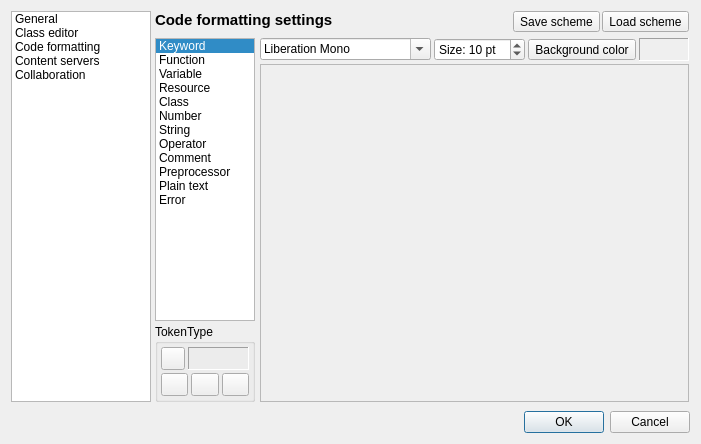
Above: baseide/settingswindow.ui from spytheman/piGameCreator before the change. Below: the same form after it.
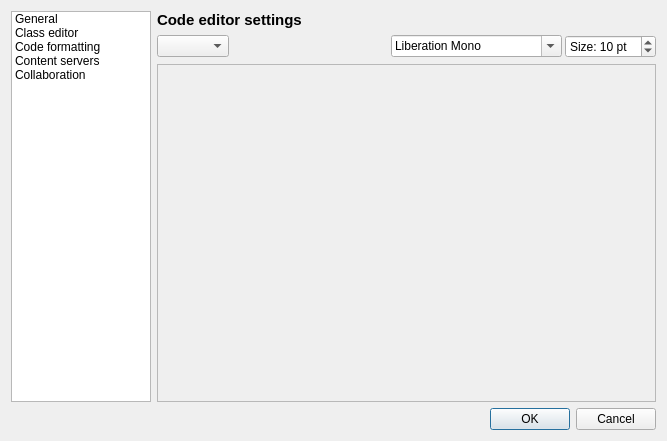
That is the form after the change. Icons and pictures are not drawn.

Commit message:
The new project wizard. Also, current 16.10.2012 source snapshot.
This snapshot is still unable to compile games.

What changed in the file:
```diff
--- a/baseide/settingswindow.ui
+++ b/baseide/settingswindow.ui
@@ -17,14 +17,8 @@
    <iconset resource="../sharedcode/resources.qrc">
     <normaloff>:/resources/RES/ffficons/cog_edit.png</normaloff>:/resources/RES/ffficons/cog_edit.png</iconset>
   </property>
-  <layout class="QGridLayout" name="gridLayout">
-   <property name="horizontalSpacing">
-    <number>3</number>
-   </property>
-   <property name="verticalSpacing">
-    <number>9</number>
-   </property>
-   <item row="1" column="0">
+  <layout class="QGridLayout" name="gridLayout_2">
+   <item row="0" column="0">
     <widget class="QListWidget" name="leftListWidget">
      <property name="sizePolicy">
       <sizepolicy hsizetype="Fixed" vsizetype="Expanding">
@@ -109,7 +103,7 @@
      </item>
     </widget>
    </item>
-   <item row="1" column="1">
+   <item row="0" column="1">
     <widget class="QStackedWidget" name="stackedWidget">
      <property name="currentIndex">
       <number>2</number>
@@ -627,28 +621,14 @@
       </layout>
      </widget>
      <widget class="QWidget" name="cfgCodeFormatting">
-      <layout class="QVBoxLayout" name="verticalLayout_5">
-       <property name="leftMargin">
-        <number>1</number>
-       </property>
-       <property name="topMargin">
+      <layout class="QGridLayout" name="gridLayout">
+       <property name="margin">
         <number>0</number>
        </property>
-       <property name="rightMargin">
-        <number>1</number>
-       </property>
-       <property name="bottomMargin">
-        <number>0</number>
-       </property>
-       <item>
-        <layout class="QHBoxLayout" name="horizontalLayout_6">
-         <property name="spacing">
-          <number>2</number>
-         </property>
-         <item>
+       <item row="0" column="0">
           <widget class="QLabel" name="titleLabel_5">
            <property name="sizePolicy">
-            <sizepolicy hsizetype="Expanding" vsizetype="Ignored">
+          <sizepolicy hsizetype="Expanding" vsizetype="Fixed">
              <horstretch>0</horstretch>
              <verstretch>0</verstretch>
             </sizepolicy>
@@ -661,260 +641,34 @@
             </font>
            </property>
            <property name="text">
-            <string>Code formatting settings</string>
+          <string>Code editor settings</string>
            </property>
            <property name="alignment">
             <set>Qt::AlignLeading|Qt::AlignLeft|Qt::AlignTop</set>
            </property>
           </widget>
          </item>
-         <item>
-          <widget class="QToolButton" name="toolButton">
-           <property name="text">
-            <string>Save scheme</string>
-           </property>
-           <property name="icon">
-            <iconset resource="../sharedcode/resources.qrc">
-             <normaloff>:/resources/RES/ffficons/disk.png</normaloff>:/resources/RES/ffficons/disk.png</iconset>
-           </property>
-           <property name="toolButtonStyle">
-            <enum>Qt::ToolButtonTextBesideIcon</enum>
-           </property>
-          </widget>
-         </item>
-         <item>
-          <widget class="QToolButton" name="toolButton_2">
-           <property name="text">
-            <string>Load scheme</string>
-           </property>
-           <property name="icon">
-            <iconset resource="../sharedcode/resources.qrc">
-             <normaloff>:/resources/RES/ffficons/folder.png</normaloff>:/resources/RES/ffficons/folder.png</iconset>
-           </property>
-           <property name="toolButtonStyle">
-            <enum>Qt::ToolButtonTextBesideIcon</enum>
-           </property>
-          </widget>
-         </item>
-        </layout>
-       </item>
-       <item>
-        <layout class="QHBoxLayout" name="horizontalLayout">
-         <property name="spacing">
-          <number>3</number>
-         </property>
-         <item>
-          <layout class="QVBoxLayout" name="verticalLayout_8">
-           <property name="spacing">
-            <number>3</number>
-           </property>
-           <property name="rightMargin">
-            <number>2</number>
-           </property>
-           <item>
-            <widget class="QListWidget" name="keywordsListWidget">
-             <property name="sizePolicy">
-              <sizepolicy hsizetype="Fixed" vsizetype="Expanding">
-               <horstretch>0</horstretch>
-               <verstretch>0</verstretch>
-              </sizepolicy>
-             </property>
-             <property name="maximumSize">
-              <size>
-               <width>100</width>
-               <height>16777215</height>
-              </size>
-             </property>
-             <property name="currentRow">
-              <number>0</number>
-             </property>
-             <item>
-              <property name="text">
-               <string>Keyword</string>
-              </property>
-             </item>
-             <item>
-              <property name="text">
-               <string>Function</string>
-              </property>
-             </item>
-             <item>
-              <property name="text">
-               <string>Variable</string>
-              </property>
-             </item>
-             <item>
-              <property name="text">
-               <string>Resource</string>
-              </property>
-             </item>
-             <item>
-              <property name="text">
-               <string>Class</string>
-              </property>
-             </item>
-             <item>
-              <property name="text">
-               <string>Number</string>
-              </property>
-             </item>
-             <item>
-              <property name="text">
-               <string>String</string>
-              </property>
-             </item>
-             <item>
-              <property name="text">
-               <string>Operator</string>
-              </property>
-             </item>
-             <item>
-              <property name="text">
-               <string>Comment</string>
-              </property>
-             </item>
-             <item>
-              <property name="text">
-               <string>Preprocessor</string>
-              </property>
-             </item>
-             <item>
-              <property name="text">
-               <string>Plain text</string>
-              </property>
-             </item>
-             <item>
-              <property name="text">
-               <string>Error</string>
-              </property>
-             </item>
-            </widget>
-           </item>
-           <item>
-            <widget class="QGroupBox" name="TokenGroupBox">
-             <property name="title">
-              <string>TokenType</string>
-             </property>
-             <layout class="QVBoxLayout" name="verticalLayout_11">
-              <property name="spacing">
-               <number>3</number>
-              </property>
-              <property name="margin">
-               <number>3</number>
-              </property>
-              <item>
-               <layout class="QHBoxLayout" name="horizontalLayout_2" stretch="0,0">
-                <property name="spacing">
-                 <number>3</number>
-                </property>
-                <item>
-                 <widget class="QToolButton" name="TextColorButton">
-                  <property name="sizePolicy">
-                   <sizepolicy hsizetype="Fixed" vsizetype="Fixed">
-                    <horstretch>0</horstretch>
-                    <verstretch>0</verstretch>
-                   </sizepolicy>
-                  </property>
-                  <property name="icon">
-                   <iconset resource="../sharedcode/resources.qrc">
-                    <normaloff>:/resources/RES/ffficons/style.png</normaloff>:/resources/RES/ffficons/style.png</iconset>
-                  </property>
-                 </widget>
-                </item>
-                <item>
-                 <widget class="QFrame" name="TextColorFrame">
-                  <property name="frameShape">
-                   <enum>QFrame::Panel</enum>
-                  </property>
-                  <property name="frameShadow">
-                   <enum>QFrame::Sunken</enum>
-                  </property>
-                 </widget>
-                </item>
-               </layout>
-              </item>
-              <item>
-               <layout class="QHBoxLayout" name="horizontalLayout_4">
-                <property name="spacing">
-                 <number>3</number>
-                </property>
-                <item>
-                 <widget class="QToolButton" name="BoldTextButton">
-                  <property name="sizePolicy">
-                   <sizepolicy hsizetype="Ignored" vsizetype="Fixed">
-                    <horstretch>0</horstretch>
-                    <verstretch>0</verstretch>
-                   </sizepolicy>
-                  </property>
-                  <property name="text">
-                   <string/>
-                  </property>
-                  <property name="icon">
-                   <iconset resource="../sharedcode/resources.qrc">
-                    <normaloff>:/resources/RES/ffficons/text_bold.png</normaloff>:/resources/RES/ffficons/text_bold.png</iconset>
-                  </property>
-                  <property name="checkable">
-                   <bool>true</bool>
-                  </property>
-                 </widget>
-                </item>
-                <item>
-                 <widget class="QToolButton" name="ItalicTextButton">
-                  <property name="sizePolicy">
-                   <sizepolicy hsizetype="Ignored" vsizetype="Fixed">
-                    <horstretch>0</horstretch>
-                    <verstretch>0</verstretch>
-                   </sizepolicy>
-                  </property>
-                  <property name="text">
-                   <string/>
-                  </property>
-                  <property name="icon">
-                   <iconset resource="../sharedcode/resources.qrc">
-                    <normaloff>:/resources/RES/ffficons/text_italic.png</normaloff>:/resources/RES/ffficons/text_italic.png</iconset>
-                  </property>
-                  <property name="checkable">
-                   <bool>true</bool>
-                  </property>
-                 </widget>
-                </item>
-                <item>
-                 <widget class="QToolButton" name="UnderlineTextButton">
-                  <property name="sizePolicy">
-                   <sizepolicy hsizetype="Ignored" vsizetype="Fixed">
-                    <horstretch>0</horstretch>
-                    <verstretch>0</verstretch>
-                   </sizepolicy>
-                  </property>
-                  <property name="text">
-                   <string/>
-                  </property>
-                  <property name="icon">
-                   <iconset resource="../sharedcode/resources.qrc">
-                    <normaloff>:/resources/RES/ffficons/text_underline.png</normaloff>:/resources/RES/ffficons/text_underline.png</iconset>
-                  </property>
-                  <property name="checkable">
-                   <bool>true</bool>
-                  </property>
-                 </widget>
-                </item>
-               </layout>
-              </item>
-             </layout>
-            </widget>
-           </item>
-          </layout>
-         </item>
-         <item>
-          <layout class="QVBoxLayout" name="verticalLayout_9">
-           <property name="spacing">
-            <number>3</number>
-           </property>
-           <item>
+       <item row="1" column="0" colspan="2">
             <layout class="QHBoxLayout" name="horizontalLayout_3">
              <property name="spacing">
               <number>3</number>
              </property>
+         <item>
+          <widget class="QComboBox" name="themeComboBox"/>
+         </item>
+         <item>
+          <spacer name="horizontalSpacer">
+           <property name="orientation">
+            <enum>Qt::Horizontal</enum>
+           </property>
+           <property name="sizeHint" stdset="0">
+            <size>
+             <width>40</width>
+             <height>20</height>
+            </size>
+           </property>
+          </spacer>
+         </item>
              <item>
               <widget class="QFontComboBox" name="editorFontComboBox">
                <property name="sizePolicy">
@@ -965,80 +719,9 @@
                </property>
               </widget>
              </item>
-             <item>
-              <spacer name="horizontalSpacer">
-               <property name="orientation">
-                <enum>Qt::Horizontal</enum>
-               </property>
-               <property name="sizeHint" stdset="0">
-                <size>
-                 <width>40</width>
-                 <height>20</height>
-                </size>
-               </property>
-              </spacer>
-             </item>
-             <item>
-              <layout class="QHBoxLayout" name="horizontalLayout_5">
-               <property name="spacing">
-                <number>3</number>
-               </property>
-               <item>
-                <widget class="QToolButton" name="toolButton_5">
-                 <property name="sizePolicy">
-                  <sizepolicy hsizetype="Fixed" vsizetype="Fixed">
-                   <horstretch>0</horstretch>
-                   <verstretch>0</verstretch>
-                  </sizepolicy>
-                 </property>
-                 <property name="toolTip">
-                  <string>Background color</string>
-                 </property>
-                 <property name="text">
-                  <string>Background color</string>
-                 </property>
-                 <property name="icon">
-                  <iconset resource="../sharedcode/resources.qrc">
-                   <normaloff>:/resources/RES/ffficons/palette.png</normaloff>:/resources/RES/ffficons/palette.png</iconset>
-                 </property>
-                </widget>
-               </item>
-               <item>
-                <widget class="QFrame" name="fontColorFrame">
-                 <property name="sizePolicy">
-                  <sizepolicy hsizetype="Fixed" vsizetype="Ignored">
-                   <horstretch>0</horstretch>
-                   <verstretch>0</verstretch>
-                  </sizepolicy>
-                 </property>
-                 <property name="minimumSize">
-                  <size>
-                   <width>50</width>
-                   <height>0</height>
-                  </size>
-                 </property>
-                 <property name="maximumSize">
-                  <size>
-                   <width>50</width>
-                   <height>16777215</height>
-                  </size>
-                 </property>
-                 <property name="toolTip">
-                  <string>Background color</string>
-                 </property>
-                 <property name="frameShape">
-                  <enum>QFrame::Panel</enum>
-                 </property>
-                 <property name="frameShadow">
-                  <enum>QFrame::Sunken</enum>
-                 </property>
-                </widget>
-               </item>
-              </layout>
-             </item>
-            </layout>
-           </item>
-           <item>
+        </layout>
+       </item>
+       <item row="2" column="0" colspan="2">
             <widget class="QFrame" name="codeEditorWidget">
              <property name="sizePolicy">
               <sizepolicy hsizetype="Expanding" vsizetype="Expanding">
@@ -1063,10 +746,6 @@
             </widget>
            </item>
           </layout>
-         </item>
-        </layout>
-       </item>
-      </layout>
      </widget>
      <widget class="QWidget" name="cfgContentServers">
       <layout class="QVBoxLayout" name="verticalLayout_6">
@@ -1150,7 +829,7 @@
      </widget>
     </widget>
    </item>
-   <item row="2" column="0" colspan="2">
+   <item row="1" column="0" colspan="2">
     <widget class="QDialogButtonBox" name="buttonBox">
      <property name="orientation">
       <enum>Qt::Horizontal</enum>
```
Left out of the diff: 19 changed lines with no effect on the pictures. Lines whose indentation alone changed are shown as unchanged. The commit also changes 5159 other files.
